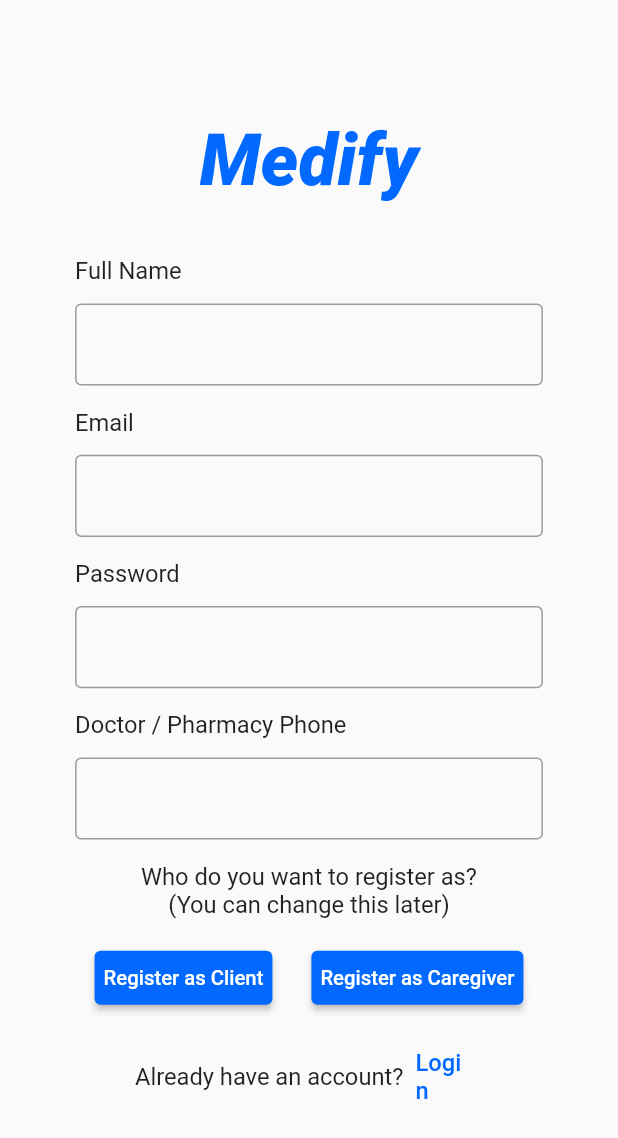
After one commit to AbelSAnderson/Medify, a Flutter app: the RegisterScreen screen opened directly, on a phone screen of 412 x 824 dp. The commit adds this screen. Shown: the top 1138 px of the screen. Run offline on Flutter 3.47's test engine with Material 2 defaults, Android fonts, the phone set to English and light mode, and no system bars; our stand-ins replace bloc, date_format, equatable, flutter_bloc, hive, responsive_framework and 1 more; accounts and stored records are empty; generated files the repository leaves out were written again.

Commit message:
#12 Created Register Screen
* UI for the register screen to sign up an account

* #24 Register screen scales for multiple mobile screen sizes

```diff
--- a/lib/screens/login_screen.dart
+++ b/lib/screens/login_screen.dart
@@ -3,6 +3,7 @@ import 'dart:ui';
 import 'package:flutter/material.dart';
 import 'package:medify/scale.dart';
 import 'package:medify/screens/home_screen.dart';
+import 'package:medify/screens/register_screen.dart';
 import 'package:medify/widgets/reset_password_dialog.dart';
 
 class LoginScreen extends StatelessWidget {
@@ -40,11 +41,11 @@ class LoginScreen extends StatelessWidget {
                         _passwordField(),
                         _resetPasswordButton(context),
                         SizedBox(height: 20.sv),
-                        _submitButton(context),
+                        _loginButton(context),
                         SizedBox(
                           height: 20.sv,
                         ),
-                        _signUpButtonSection(),
+                        _signUpButtonSection(context),
                       ],
                     ),
                   ),
@@ -136,16 +137,13 @@ class LoginScreen extends StatelessWidget {
     );
   }
 
-  Widget _submitButton(BuildContext context) {
+  Widget _loginButton(BuildContext context) {
     return Center(
       child: ElevatedButton(
-        child: Container(
-          width: 40.sh,
-          child: Text(
-            "Login",
-            textAlign: TextAlign.center,
-            style: TextStyle(fontSize: 14.sf),
-          ),
+        child: Text(
+          "Login",
+          textAlign: TextAlign.center,
+          style: TextStyle(fontSize: 14.sf),
         ),
         onPressed: () {
           if (_formKey.currentState.validate()) {
@@ -167,7 +165,7 @@ class LoginScreen extends StatelessWidget {
     );
   }
 
-  Widget _signUpButtonSection() {
+  Widget _signUpButtonSection(BuildContext context) {
     return Row(
       mainAxisAlignment: MainAxisAlignment.center,
       children: [
@@ -183,7 +181,11 @@ class LoginScreen extends StatelessWidget {
               "Sign Up",
               style: TextStyle(fontSize: 14.sf),
             ),
-            onPressed: () {},
+            onPressed: () {
+              Navigator.of(context).pushReplacement(MaterialPageRoute(
+                builder: (context) => RegisterScreen(),
+              ));
+            },
           ),
         )
       ],
--- /dev/null
+++ b/lib/screens/register_screen.dart
@@ -0,0 +1,267 @@
+import 'package:flutter/material.dart';
+import 'package:medify/scale.dart';
+import 'package:medify/screens/login_screen.dart';
+
+import 'home_screen.dart';
+
+class RegisterScreen extends StatelessWidget {
+  final _formKey = GlobalKey<FormState>();
+
+  @override
+  Widget build(BuildContext context) {
+    return Scaffold(
+      body: SafeArea(
+        child: Center(
+          child: SingleChildScrollView(
+            child: Column(
+              children: [
+                Padding(
+                  padding: EdgeInsets.only(bottom: 30.sv),
+                  child: Text(
+                    "Medify",
+                    style: TextStyle(
+                      color: Theme.of(context).primaryColor,
+                      fontWeight: FontWeight.w900,
+                      fontSize: 42.sf,
+                      fontStyle: FontStyle.italic,
+                    ),
+                  ),
+                ),
+                Padding(
+                  padding: EdgeInsets.symmetric(horizontal: 50.sh),
+                  child: Form(
+                    key: _formKey,
+                    child: Column(
+                      children: [
+                        _nameField(),
+                        SizedBox(height: 12.5.sv),
+                        _emailField(),
+                        SizedBox(height: 12.5.sv),
+                        _passwordField(),
+                        SizedBox(height: 12.5.sv),
+                        _pharmacyNumField(),
+                        SizedBox(height: 12.5.sv),
+                        _registerAsSection(context),
+                        SizedBox(height: 12.5.sv),
+                        _loginButtonSection(context),
+                      ],
+                    ),
+                  ),
+                )
+              ],
+            ),
+          ),
+        ),
+      ),
+    );
+  }
+
+  Widget _nameField() {
+    return Column(
+      children: [
+        Align(
+          alignment: Alignment.centerLeft,
+          child: Text(
+            "Full Name",
+            style: TextStyle(fontSize: 14.sf),
+          ),
+        ),
+        SizedBox(height: 10.sv),
+        TextFormField(
+          style: TextStyle(fontSize: 16.sf),
+          initialValue: "",
+          decoration: InputDecoration(
+            isDense: true,
+            border: OutlineInputBorder(
+              borderSide: BorderSide(color: Colors.grey, width: 32),
+            ),
+            contentPadding: EdgeInsets.symmetric(vertical: 14.sv, horizontal: 14),
+          ),
+          keyboardType: TextInputType.name,
+          validator: (value) {
+            return null;
+          },
+        ),
+      ],
+    );
+  }
+
+  Widget _emailField() {
+    return Column(
+      children: [
+        Align(
+          alignment: Alignment.centerLeft,
+          child: Text(
+            "Email",
+            style: TextStyle(fontSize: 14.sf),
+          ),
+        ),
+        SizedBox(height: 10.sv),
+        TextFormField(
+          style: TextStyle(fontSize: 16.sf),
+          initialValue: "",
+          decoration: InputDecoration(
+            isDense: true,
+            border: OutlineInputBorder(
+              borderSide: BorderSide(color: Colors.grey, width: 32),
+            ),
+            contentPadding: EdgeInsets.symmetric(vertical: 14.sv, horizontal: 14),
+          ),
+          keyboardType: TextInputType.emailAddress,
+          validator: (value) {
+            return null;
+          },
+        ),
+      ],
+    );
+  }
+
+  Widget _passwordField() {
+    return Column(
+      children: [
+        Align(
+          alignment: Alignment.centerLeft,
+          child: Text(
+            "Password",
+            style: TextStyle(fontSize: 14.sf),
+          ),
+        ),
+        SizedBox(height: 10.sv),
+        TextFormField(
+          style: TextStyle(fontSize: 16.sf),
+          initialValue: "",
+          obscureText: true,
+          decoration: InputDecoration(
+            isDense: true,
+            border: OutlineInputBorder(
+              borderSide: BorderSide(color: Colors.grey, width: 32),
+            ),
+            contentPadding: EdgeInsets.symmetric(vertical: 14.sv, horizontal: 14),
+          ),
+          keyboardType: TextInputType.visiblePassword,
+          validator: (value) {
+            return null;
+          },
+        ),
+      ],
+    );
+  }
+
+  Widget _pharmacyNumField() {
+    return Column(
+      children: [
+        Align(
+          alignment: Alignment.centerLeft,
+          child: Text(
+            "Doctor / Pharmacy Phone",
+            style: TextStyle(fontSize: 14.sf),
+          ),
+        ),
+        SizedBox(height: 10.sv),
+        TextFormField(
+          style: TextStyle(fontSize: 16.sf),
+          initialValue: "",
+          decoration: InputDecoration(
+            isDense: true,
+            border: OutlineInputBorder(
+              borderSide: BorderSide(color: Colors.grey, width: 32),
+            ),
+            contentPadding: EdgeInsets.symmetric(vertical: 14.sv, horizontal: 14),
+          ),
+          keyboardType: TextInputType.phone,
+          validator: (value) {
+            return null;
+          },
+        ),
+      ],
+    );
+  }
+
+  Widget _registerAsSection(BuildContext context) {
+    return Column(
+      children: [
+        Text(
+          "Who do you want to register as?",
+          style: TextStyle(fontSize: 14.sf),
+        ),
+        Text(
+          "(You can change this later)",
+          style: TextStyle(fontSize: 14.sf),
+        ),
+        SizedBox(height: 12.5.sv),
+        Row(
+          mainAxisAlignment: MainAxisAlignment.spaceAround,
+          children: [
+            ElevatedButton(
+              child: Text(
+                "Register as Client",
+                textAlign: TextAlign.center,
+                style: TextStyle(fontSize: 12.sf),
+              ),
+              onPressed: () {
+                if (_formKey.currentState.validate()) {
+                  Navigator.of(context).pushReplacement(MaterialPageRoute(
+                    builder: (context) => MyHomePage(
+                      title: 'Medify',
+                    ),
+                  ));
+                }
+              },
+              style: ElevatedButton.styleFrom(
+                primary: Theme.of(context).primaryColor,
+                padding: EdgeInsets.symmetric(horizontal: 6.sh),
+              ),
+            ),
+            ElevatedButton(
+              child: Text(
+                "Register as Caregiver",
+                textAlign: TextAlign.center,
+                style: TextStyle(fontSize: 12.sf),
+              ),
+              onPressed: () {
+                if (_formKey.currentState.validate()) {
+                  Navigator.of(context).pushReplacement(MaterialPageRoute(
+                    builder: (context) => MyHomePage(
+                      title: 'Medify',
+                    ),
+                  ));
+                }
+              },
+              style: ElevatedButton.styleFrom(
+                primary: Theme.of(context).primaryColor,
+                padding: EdgeInsets.symmetric(horizontal: 6.sh),
+              ),
+            ),
+          ],
+        )
+      ],
+    );
+  }
+
+  Widget _loginButtonSection(BuildContext context) {
+    return Row(
+      mainAxisAlignment: MainAxisAlignment.center,
+      children: [
+        Text(
+          "Already have an account?",
+          style: TextStyle(fontSize: 14.sf),
+        ),
+        Container(
+          width: 53.sh,
+          child: TextButton(
+            style: TextButton.styleFrom(),
+            child: Text(
+              "Login",
+              style: TextStyle(fontSize: 14.sf),
+            ),
+            onPressed: () {
+              Navigator.of(context).pushReplacement(MaterialPageRoute(
+                builder: (context) => LoginScreen(),
+              ));
+            },
+          ),
+        )
+      ],
+    );
+  }
+}
```
